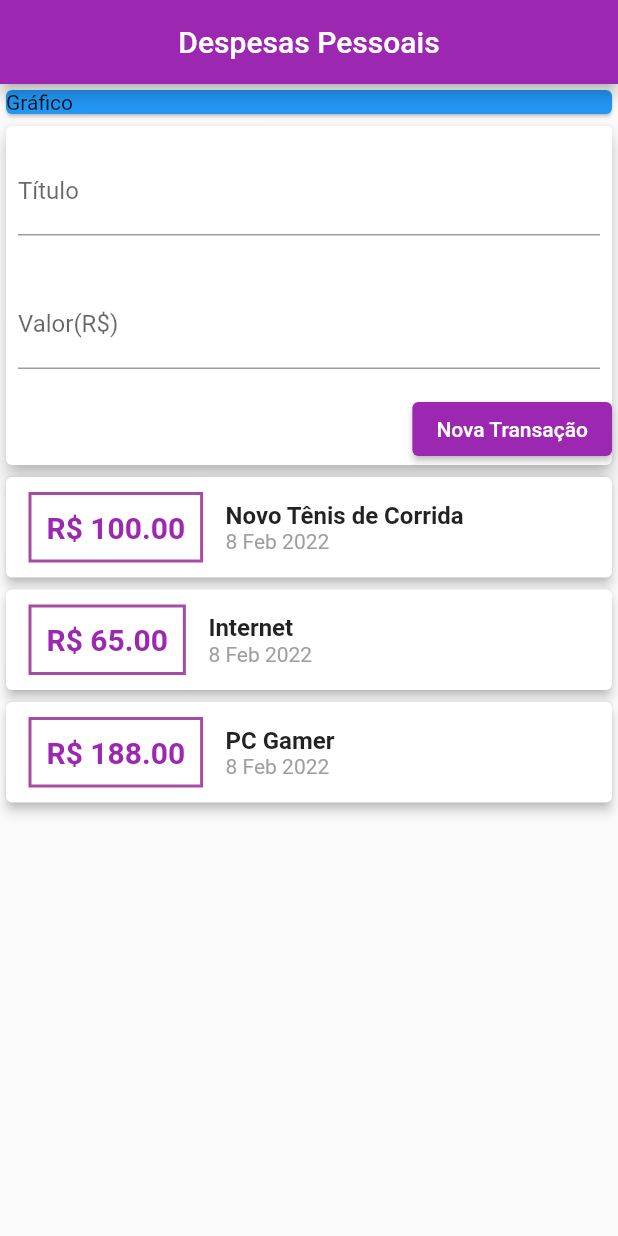
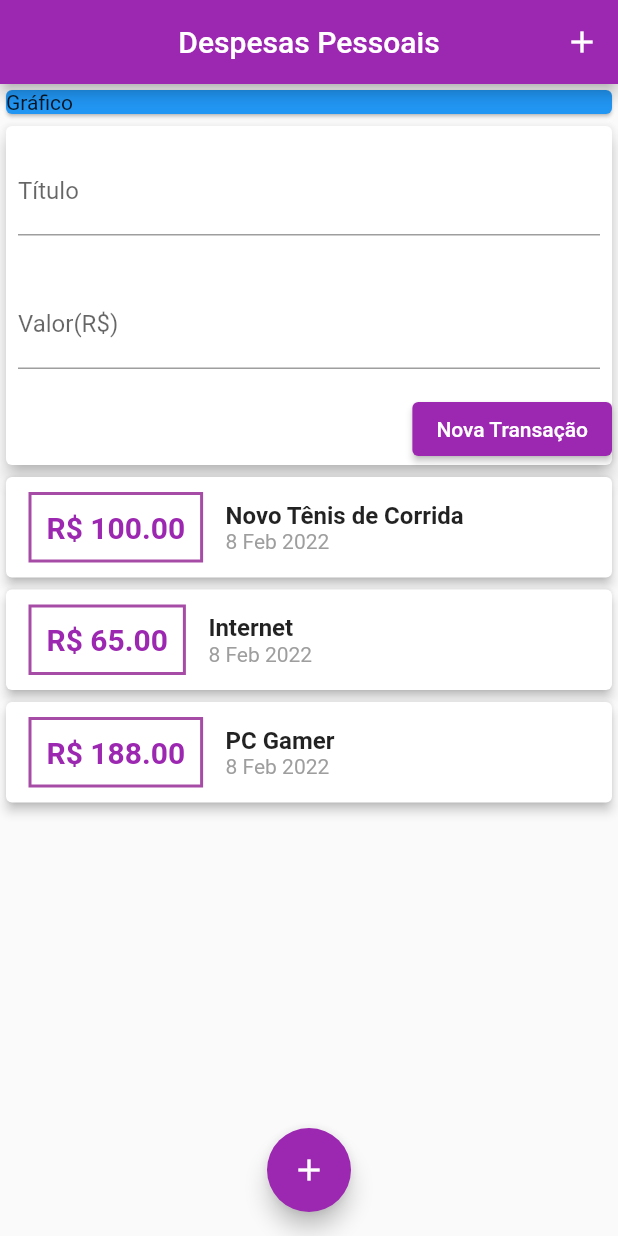
Before and after one commit to vinicius4006/curso_flutter_expenses, a Flutter app: the screen it shows after launch, on a phone screen of 412 x 824 dp. Run offline on Flutter 3.47's test engine with Material 2 defaults, Android fonts, the phone set to English and light mode, and no system bars.

```diff
--- a/lib/myHomePage.dart
+++ b/lib/myHomePage.dart
@@ -13,8 +13,17 @@ class MyHomePage extends StatelessWidget {
       appBar: AppBar(
         centerTitle: true,
         title: Text("Despesas Pessoais"),
+        actions: <Widget>[
+          IconButton(
+            onPressed: (){},
+            icon: Icon(Icons.add))
+        ],
       ),
       body: SingleChildScrollView(child: BodyPage()),
+      floatingActionButton: FloatingActionButton(
+        onPressed: (){},
+        child: Icon(Icons.add)),
+      floatingActionButtonLocation: FloatingActionButtonLocation.centerFloat,
     );
   }
 }
```
